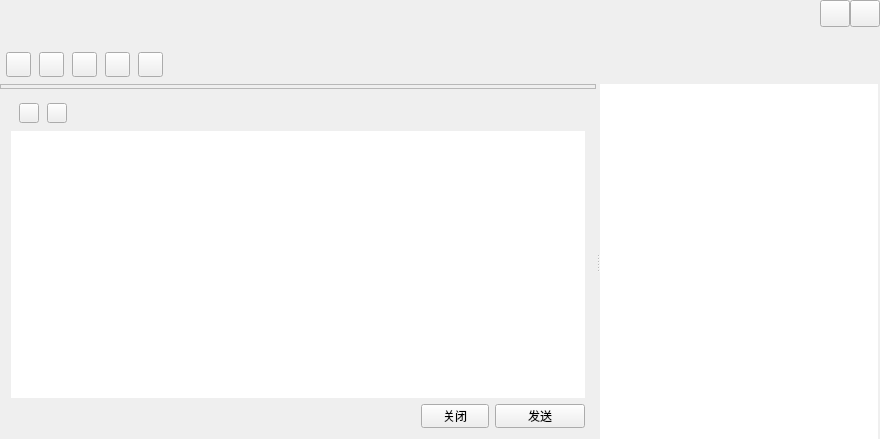
This is views/talk/talkWindow.ui in Xzhaohao/qt-qq as Qt 5 draws it before an edit. The edited form follows.
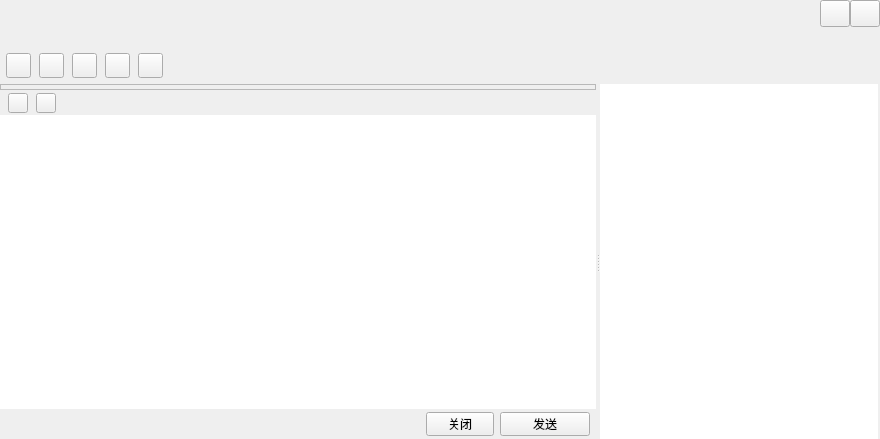
This is the edited form. Custom widgets are drawn as their Qt base class.

Diff of the .ui file:
```diff
--- a/views/talk/talkWindow.ui
+++ b/views/talk/talkWindow.ui
@@ -127,6 +127,9 @@
           <property name="focusPolicy">
            <enum>Qt::ClickFocus</enum>
           </property>
+          <property name="toolTip">
+           <string>最小化</string>
+          </property>
           <property name="statusTip">
            <string>最小化</string>
           </property>
@@ -164,6 +167,9 @@
           <property name="focusPolicy">
            <enum>Qt::ClickFocus</enum>
           </property>
+          <property name="toolTip">
+           <string>关闭</string>
+          </property>
           <property name="statusTip">
            <string>关闭</string>
           </property>
@@ -188,6 +194,12 @@
           <verstretch>0</verstretch>
          </sizepolicy>
         </property>
+        <property name="minimumSize">
+         <size>
+          <width>0</width>
+          <height>20</height>
+         </size>
+        </property>
         <property name="maximumSize">
          <size>
           <width>16777215</width>
@@ -222,7 +234,7 @@
         <property name="minimumSize">
          <size>
           <width>0</width>
-          <height>34</height>
+          <height>35</height>
          </size>
         </property>
         <property name="maximumSize">
@@ -481,7 +493,7 @@
             <number>1</number>
            </property>
            <item>
-            <widget class="MsgWebView" name="msgWidget" native="true"/>
+            <widget class="QWidget" name="msgWidget" native="true"/>
            </item>
           </layout>
          </widget>
@@ -508,6 +520,21 @@
         </size>
        </property>
        <layout class="QVBoxLayout" name="verticalLayout_2">
+        <property name="spacing">
+         <number>0</number>
+        </property>
+        <property name="leftMargin">
+         <number>0</number>
+        </property>
+        <property name="topMargin">
+         <number>0</number>
+        </property>
+        <property name="rightMargin">
+         <number>0</number>
+        </property>
+        <property name="bottomMargin">
+         <number>3</number>
+        </property>
         <item>
          <widget class="QWidget" name="moduleWidget" native="true">
           <property name="sizePolicy">
@@ -617,7 +644,7 @@
          </widget>
         </item>
         <item>
-         <widget class="QMsgTextEdit" name="textEdit">
+         <widget class="QTextEdit" name="textEdit">
           <property name="contextMenuPolicy">
            <enum>Qt::NoContextMenu</enum>
           </property>
@@ -628,6 +655,15 @@
         </item>
         <item>
          <layout class="QHBoxLayout" name="horizontalLayout_4">
+          <property name="topMargin">
+           <number>3</number>
+          </property>
+          <property name="rightMargin">
+           <number>6</number>
+          </property>
+          <property name="bottomMargin">
+           <number>0</number>
+          </property>
           <item>
            <spacer name="horizontalSpacer_3">
             <property name="orientation">
@@ -658,6 +694,9 @@
             <property name="text">
              <string>关闭</string>
             </property>
+            <property name="titleSkin" stdset="0">
+             <bool>true</bool>
+            </property>
            </widget>
           </item>
           <item>
@@ -677,6 +716,9 @@
             <property name="text">
              <string>发送</string>
             </property>
+            <property name="titleSkin" stdset="0">
+             <bool>true</bool>
+            </property>
            </widget>
           </item>
          </layout>
@@ -724,6 +766,9 @@
          <property name="frameShape">
           <enum>QFrame::NoFrame</enum>
          </property>
+         <property name="verticalScrollBarPolicy">
+          <enum>Qt::ScrollBarAlwaysOff</enum>
+         </property>
          <property name="horizontalScrollBarPolicy">
           <enum>Qt::ScrollBarAlwaysOff</enum>
          </property>
@@ -785,19 +830,6 @@
   </layout>
  </widget>
  <layoutdefault spacing="6" margin="11"/>
- <customwidgets>
-  <customwidget>
-   <class>QMsgTextEdit</class>
-   <extends>QTextEdit</extends>
-   <header location="global">QMsgTextEdit.h</header>
-  </customwidget>
-  <customwidget>
-   <class>MsgWebView</class>
-   <extends>QWidget</extends>
-   <header location="global">msgWebview.h</header>
-   <container>1</container>
-  </customwidget>
- </customwidgets>
  <resources/>
  <connections/>
 </ui>
```
